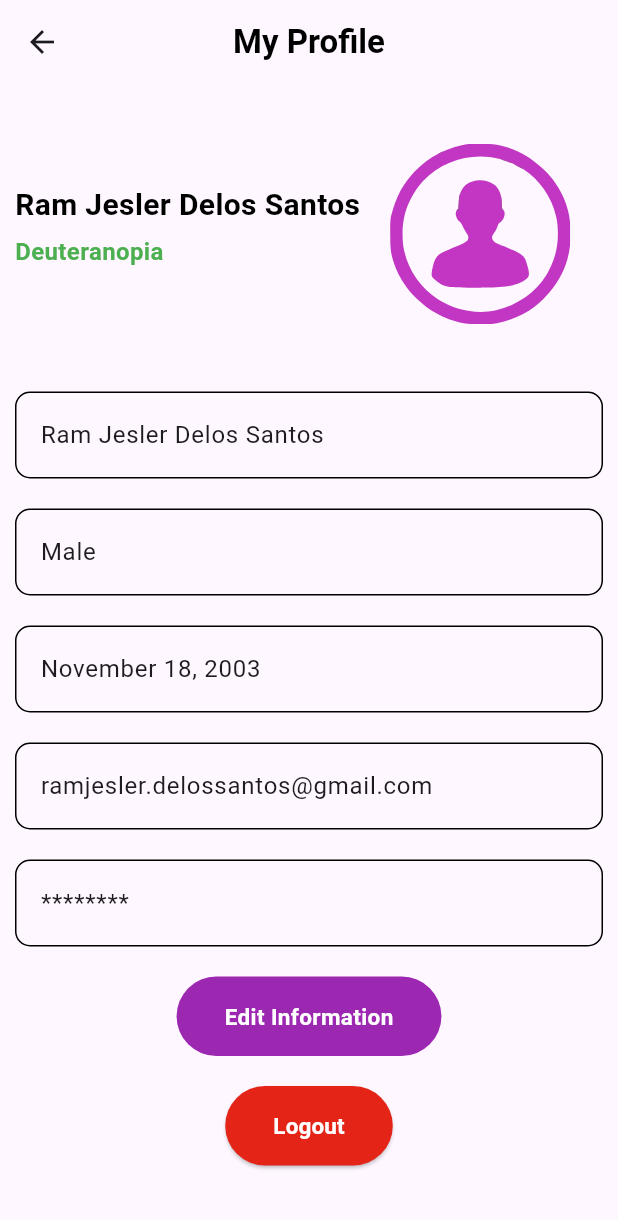
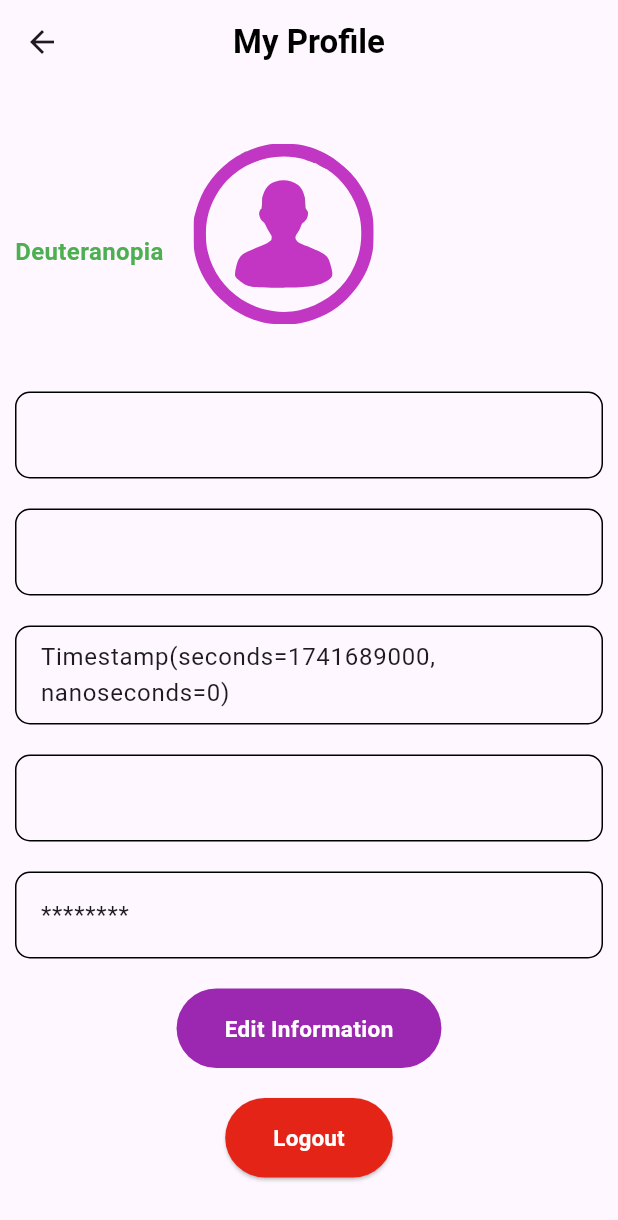
Before and after one commit to luisobumani/Thesis-Project_Omnitrics-Application, a Flutter app: the ProfilePage screen opened directly, on a phone screen of 412 x 824 dp. Shown: the top 1220 px of the screen. Run offline on Flutter 3.47's test engine with Material 3 defaults, Android fonts, the phone set to English and light mode, and no system bars; our stand-ins replace camera, cloud_firestore, dots_indicator, firebase_auth, firebase_core, flutter_svg and 3 more; missing offline and left inert: gallery_saver_plus; accounts and stored records are empty.

Commit message:
0311_UPDATE - DELA CRUZ

```diff
--- a/omnitrics_thesis/lib/profile/Widget/prof_details_main.dart
+++ b/omnitrics_thesis/lib/profile/Widget/prof_details_main.dart
@@ -1,32 +1,46 @@
 import 'package:flutter/material.dart';
 import 'package:flutter_svg/flutter_svg.dart';
 
-Container profDetails() {
+class ProfDetailsMain extends StatelessWidget {
+  final Map<String, dynamic> data;
+
+  const ProfDetailsMain({super.key, required this.data});
+
+  @override
+  Widget build(BuildContext context) {
+    // Determine the display name: use firstName + lastName if available, else fallback to name.
+    final String firstName = data['firstName']?.toString() ?? "";
+    final String lastName = data['lastName']?.toString() ?? "";
+    final String displayName = (firstName.isNotEmpty && lastName.isNotEmpty)
+        ? "$firstName $lastName"
+        : data['name']?.toString() ?? "No Name";
+
+    // Static condition text
+    const String condition = "Deuteranopia";
+
     return Container(
       margin: const EdgeInsets.all(10),
-      decoration: const BoxDecoration(
-        color: Colors.transparent,
-      ),
       child: Align(
         alignment: Alignment.center,
         child: Row(
           children: [
+            // Left side with text details
             Container(
               margin: const EdgeInsets.only(top: 20),
               child: Column(
                 crossAxisAlignment: CrossAxisAlignment.start,
-                children: const [
+                children: [
                   Text(
-                    'Ram Jesler Delos Santos',
-                    style: TextStyle(
+                    displayName,
+                    style: const TextStyle(
                       color: Colors.black,
                       fontWeight: FontWeight.bold,
                       fontSize: 20,
                     ),
                   ),
-                  SizedBox(height: 5),
-                  Text(
-                    'Deuteranopia',
+                  const SizedBox(height: 5),
+                  const Text(
+                    condition,
                     style: TextStyle(
                       color: Colors.green,
                       fontWeight: FontWeight.bold,
@@ -36,6 +50,7 @@ Container profDetails() {
                 ],
               ),
             ),
+            // Right side with profile image (SVG icon)
             Container(
               margin: const EdgeInsets.only(top: 30, left: 20),
               width: 120,
@@ -50,3 +65,4 @@ Container profDetails() {
       ),
     );
   }
+}
--- a/omnitrics_thesis/lib/profile/Widget/prof_info.dart
+++ b/omnitrics_thesis/lib/profile/Widget/prof_info.dart
@@ -1,18 +1,27 @@
 import 'package:flutter/material.dart';
 
-Column profileInfoTiles() {
+class ProfInfo extends StatelessWidget {
+  final Map<String, dynamic> data;
+
+  const ProfInfo({super.key, required this.data});
+
+  @override
+  Widget build(BuildContext context) {
     return Column(
       children: [
+        // Name tile
         Container(
-          margin:
-              const EdgeInsets.only(top: 35, left: 10, right: 10, bottom: 10),
+          margin: const EdgeInsets.only(
+              top: 35, left: 10, right: 10, bottom: 10),
           decoration: BoxDecoration(
             border: Border.all(color: Colors.black),
             borderRadius: BorderRadius.circular(10),
           ),
           child: ListTile(
-            title: Text("Ram Jesler Delos Santos"),
-          )),
+            title: Text(data['name']?.toString() ?? "No Name"),
+          ),
+        ),
+        // Gender tile
         Container(
           margin: const EdgeInsets.all(10),
           decoration: BoxDecoration(
@@ -20,8 +29,10 @@ Column profileInfoTiles() {
             borderRadius: BorderRadius.circular(10),
           ),
           child: ListTile(
-            title: Text("Male"),
-          )),
+            title: Text(data['gender']?.toString() ?? "No Gender"),
+          ),
+        ),
+        // Birthdate tile
         Container(
           margin: const EdgeInsets.all(10),
           decoration: BoxDecoration(
@@ -29,8 +40,11 @@ Column profileInfoTiles() {
             borderRadius: BorderRadius.circular(10),
           ),
           child: ListTile(
-            title: Text("November 18, 2003"),
-          )),
+            title:
+                Text(data['birthdate']?.toString() ?? "No Birthdate"),
+          ),
+        ),
+        // Email tile
         Container(
           margin: const EdgeInsets.all(10),
           decoration: BoxDecoration(
@@ -38,17 +52,21 @@ Column profileInfoTiles() {
             borderRadius: BorderRadius.circular(10),
           ),
           child: ListTile(
-            title: Text("ramjesler.delossantos@gmail.com"),
-          )),
+            title: Text(data['email']?.toString() ?? "No Email"),
+          ),
+        ),
+        // Placeholder for password (not stored in Firestore)
         Container(
           margin: const EdgeInsets.all(10),
           decoration: BoxDecoration(
             border: Border.all(color: Colors.black),
             borderRadius: BorderRadius.circular(10),
           ),
-          child: ListTile(
+          child: const ListTile(
             title: Text("********"),
-          )),
+          ),
+        ),
       ],
     );
   }
+}
--- a/omnitrics_thesis/lib/profile/profilePage.dart
+++ b/omnitrics_thesis/lib/profile/profilePage.dart
@@ -1,4 +1,6 @@
 import 'package:flutter/material.dart';
+import 'package:firebase_auth/firebase_auth.dart';
+import 'package:cloud_firestore/cloud_firestore.dart';
 import 'package:omnitrics_thesis/profile/Widget/edit_button.dart';
 import 'package:omnitrics_thesis/profile/Widget/logoutBtn.dart';
 import 'package:omnitrics_thesis/profile/Widget/prof_details_main.dart';
@@ -9,15 +11,41 @@ class ProfilePage extends StatelessWidget {
 
   @override
   Widget build(BuildContext context) {
+    // Get the current user id from FirebaseAuth
+    final String uid = FirebaseAuth.instance.currentUser!.uid;
+
     return Scaffold(
       appBar: appBarProf(),
       body: SafeArea(
-        child: Column(children: [
-          profDetails(),
-          profileInfoTiles(),
-          editButton(context),
-          logoutBtn(context),
-        ]),
+        child: FutureBuilder<DocumentSnapshot>(
+          future:
+              FirebaseFirestore.instance.collection("users").doc(uid).get(),
+          builder: (context, snapshot) {
+            // Show a loading spinner while waiting for data
+            if (snapshot.connectionState == ConnectionState.waiting) {
+              return const Center(child: CircularProgressIndicator());
+            }
+            // Handle error or missing data
+            if (!snapshot.hasData || snapshot.data == null) {
+              return const Center(child: Text("No data found."));
+            }
+            // Extract the data as a Map
+            final data =
+                snapshot.data!.data() as Map<String, dynamic>? ?? <String, dynamic>{};
+
+            return SingleChildScrollView(
+              child: Column(
+                children: [
+                  // Pass the loaded data to each widget
+                  ProfDetailsMain(data: data),
+                  ProfInfo(data: data),
+                  editButton(context),
+                  logoutBtn(context),
+                ],
+              ),
+            );
+          },
+        ),
       ),
     );
   }
```
Lines whose indentation alone changed are shown as unchanged.
